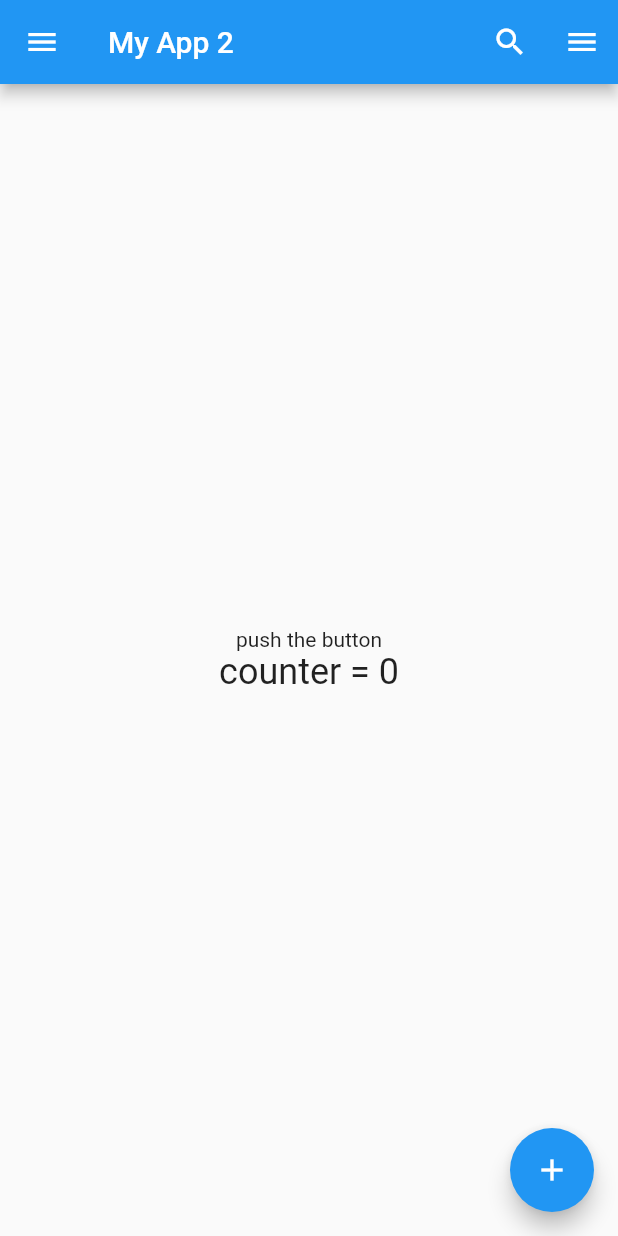
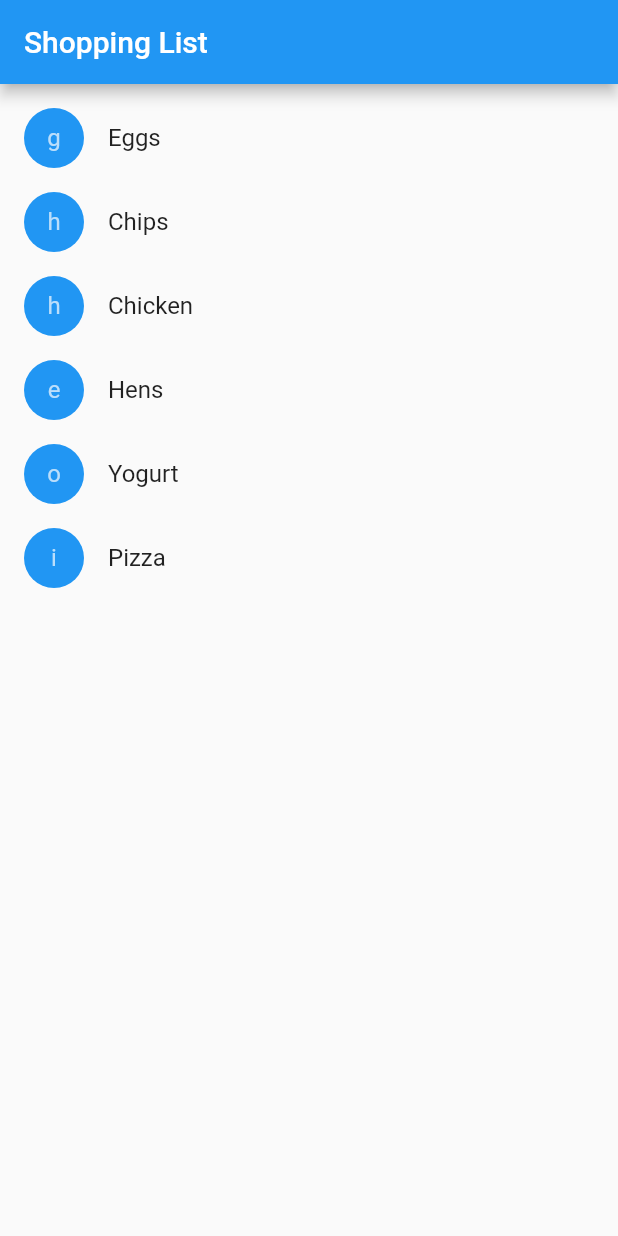
Before and after one commit to samg-hub/Flutter_Learning, a Flutter app: the screen it shows after launch, on a phone screen of 412 x 824 dp. Run offline on Flutter 3.47's test engine with Material 2 defaults, Android fonts, the phone set to English and light mode, and no system bars.

Commit message:
Fix Add Projects

```diff
--- a/lib/main.dart
+++ b/lib/main.dart
@@ -1,86 +1,115 @@
-import 'dart:html';
-
 import 'package:flutter/material.dart';
 
-void main() {
-  runApp(const Myapp());
-}
-class Myapp extends StatelessWidget{
-  const Myapp({Key? key}) : super(key: key);
+void main() => runApp(MyApp());
+
+class MyApp extends StatelessWidget{
+  const MyApp({Key? key}) : super(key: key);
 
   @override
   Widget build(BuildContext context) {
-    return const MaterialApp(
-      title: 'Test Web',
-      home: Apphome(
-        title: 'My App 2',
-      ) ,
+    return MaterialApp(
+      title: "Shopping App",
+      home: ShoppingList(
+        products :<Product>[
+          Product(name: 'Eggs'),
+          Product(name: 'Chips'),
+          Product(name: 'Chicken'),
+          Product(name: 'Hens'),
+          Product(name: 'Yogurt'),
+          Product(name: 'Pizza')
+        ]
+      ),
     );
   }
 
 }
-class Apphome extends StatefulWidget{
-  final String title;
 
-  const Apphome({Key? key, required this.title}) : super(key: key);
+class ShoppingList extends StatefulWidget{
+  final List<Product> products ;
+  const ShoppingList({Key? key ,required this.products}) : super(key: key);
+  @override
+  State<StatefulWidget> createState() => ShoppinglistState();
+}
 
-  @override
-  State<StatefulWidget> createState() {
-    return MyHomePage();
+typedef CardChangeCallBack = void Function(Product item,bool inCart);
+
+class ShoppinglistState extends State<ShoppingList>{
+  Set<Product> shoppingCard = <Product>{};
+
+  void handleCardChange(Product item,bool inCart){
+    setState(() {
+      if(inCart){
+        shoppingCard.remove(item);
+        print("no");
+      }else{
+        shoppingCard.add(item);
+        print("yesss");
+      }
+    });
   }
-}
-class MyHomePage extends State<Apphome>{
-  int counter = 0;
+
+  // List<Product> getListOfProducts(List<Product> list){
+  //   List<Product> checkList = <Product>[];
+  //   for(int i = 0;i < list.length;i++){
+  //     checkList.add(Product(name: list[i].name));
+  //   }
+  //   return checkList;
+  // }
+
   @override
   Widget build(BuildContext context) {
     return Scaffold(
       appBar: AppBar(
-        leading: IconButton(
-            onPressed:(){
-              print('search click');
-            },
-            icon: const Icon(Icons.menu),
-            tooltip: 'Search Menu'
-        ),
-        title: Text(widget.title),
-        actions: [
-          IconButton(
-              onPressed:(){
-                print('search click');
-              },
-              icon: const Icon(Icons.search),
-              tooltip: 'Search Menu'
-          ),
-          IconButton(
-              onPressed:(){
-                print('search click');
-              },
-              icon: const Icon(Icons.menu),
-              tooltip: 'Search Menu'
-          ),
-        ],
+        title: const Text('Shopping List'),
       ),
-      body: Center(
-        child: Column(
-          mainAxisAlignment: MainAxisAlignment.center,
-          children: <Widget>[
-            const Text('push the button'),
-            Text(
-                'counter = $counter',
-                style: Theme.of(context).textTheme.headline5),
-          ],
-        ),
-      ),
-      floatingActionButton: FloatingActionButton(
-        onPressed: () {
-          setState(() {
-            ++ counter;
-            print(counter);
-          });
-        },
-        child: const Icon(Icons.add),
-        tooltip: 'add',
+      body: ListView(
+        padding: const EdgeInsets.symmetric(vertical: 8.0),
+        children: widget.products.map((Product item){
+          return ShoppingListItem(
+              product: item,
+              inCart: shoppingCard.contains(item),
+              onCardChange:handleCardChange);
+        }).toList(),
       ),
     );
   }
 }
+class ShoppingListItem extends StatelessWidget{
+  final Product product;
+  final CardChangeCallBack onCardChange;
+  final bool inCart;
+  const ShoppingListItem({Key? key, required this.product, required this.onCardChange, required this.inCart}) : super(key: key);
+
+  Color getColor(BuildContext context){
+    return inCart ? Colors.black54 : Theme.of(context).primaryColor;
+  }
+  TextStyle? getTextStyle(BuildContext context){
+    if(inCart){
+      return const TextStyle(
+          color: Colors.black54,
+          decoration: TextDecoration.lineThrough
+      );
+    }else{
+      return null;
+    }
+  }
+
+  @override
+  Widget build(BuildContext context) {
+    return ListTile(
+      onTap: (){
+        onCardChange(product,inCart);
+      },
+      leading: CircleAvatar(
+        backgroundColor: getColor(context),
+        child: Text(product.name[1]),
+      ),
+      title: Text(product.name,style: getTextStyle(context)),
+    );
+  }
+}
+
+class Product{
+  final String name;
+  Product({required this.name});
+}
```
Also changed, not shown: 1 other file.
